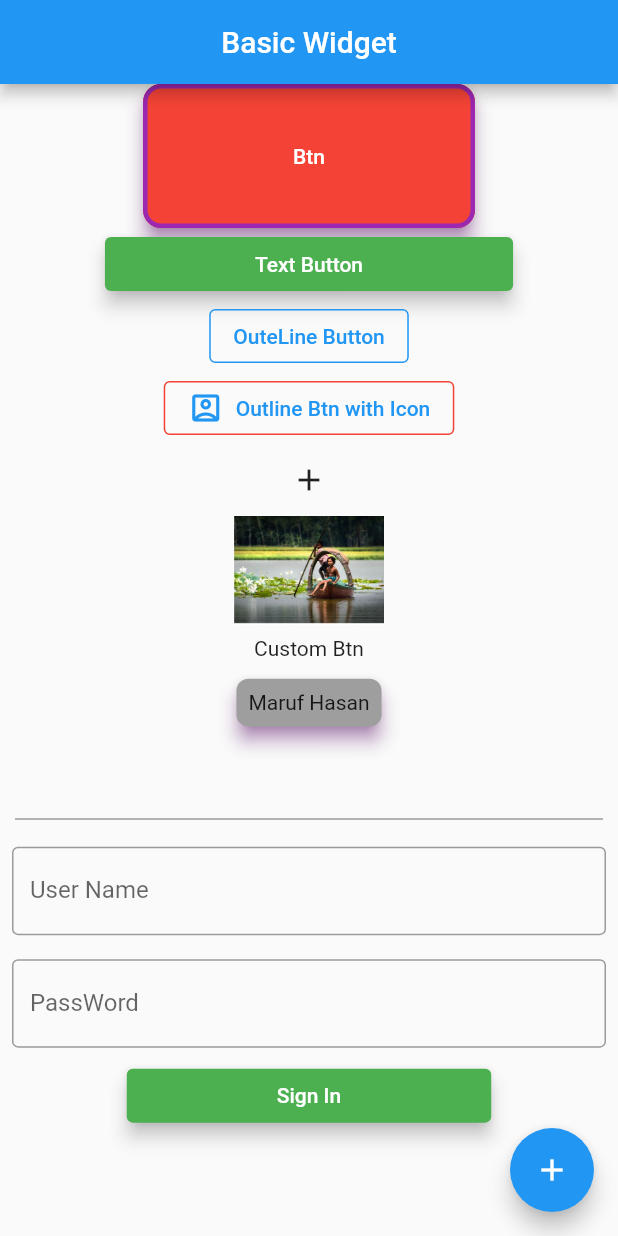
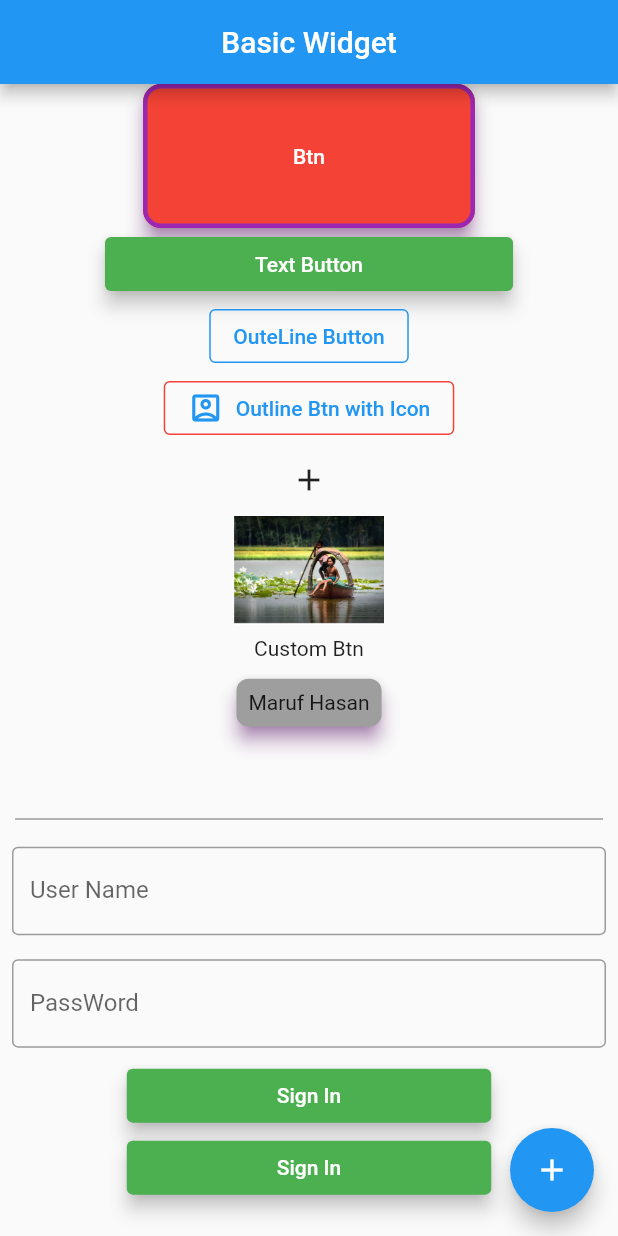
Before and after one commit to marufhasanmitul/assignment, a Flutter app: the screen it shows after launch, on a phone screen of 412 x 824 dp. Run offline on Flutter 3.47's test engine with Material 2 defaults, Android fonts, the phone set to English and light mode, and no system bars.

```diff
--- a/lib/main.dart
+++ b/lib/main.dart
@@ -190,6 +190,16 @@ class HomeScreen extends StatelessWidget {
 
                  child: Text('Sign In',style: TextStyle(color: Colors.white),),
                  onPressed: (){},
+               ),
+               TextButton(
+                 style: TextButton.styleFrom(
+                     backgroundColor: Colors.green,
+                     elevation: 5,
+                     padding: EdgeInsets.symmetric(horizontal: 100,vertical: 10)
+                 ),
+
+                 child: Text('Sign In',style: TextStyle(color: Colors.white),),
+                 onPressed: (){},
                )
 
 
```
